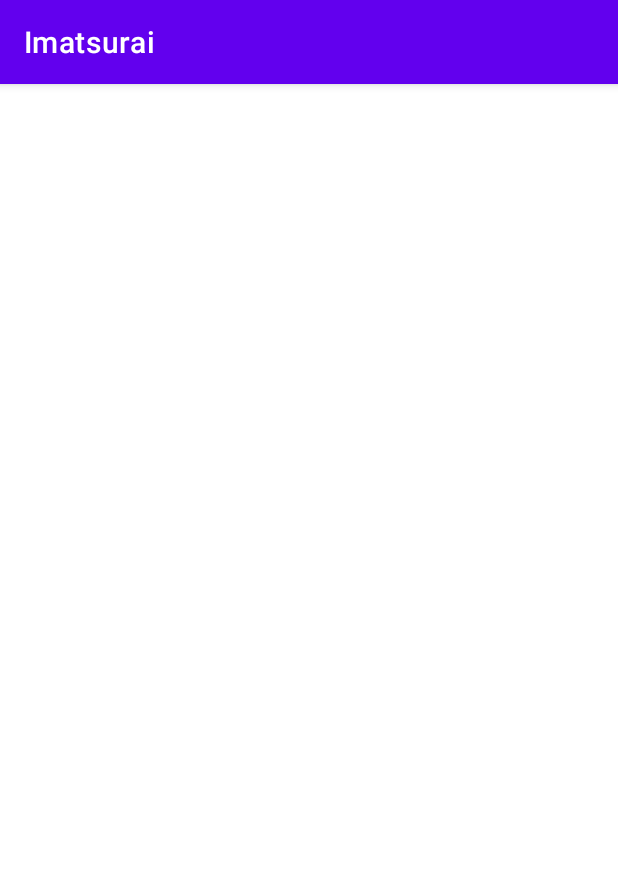
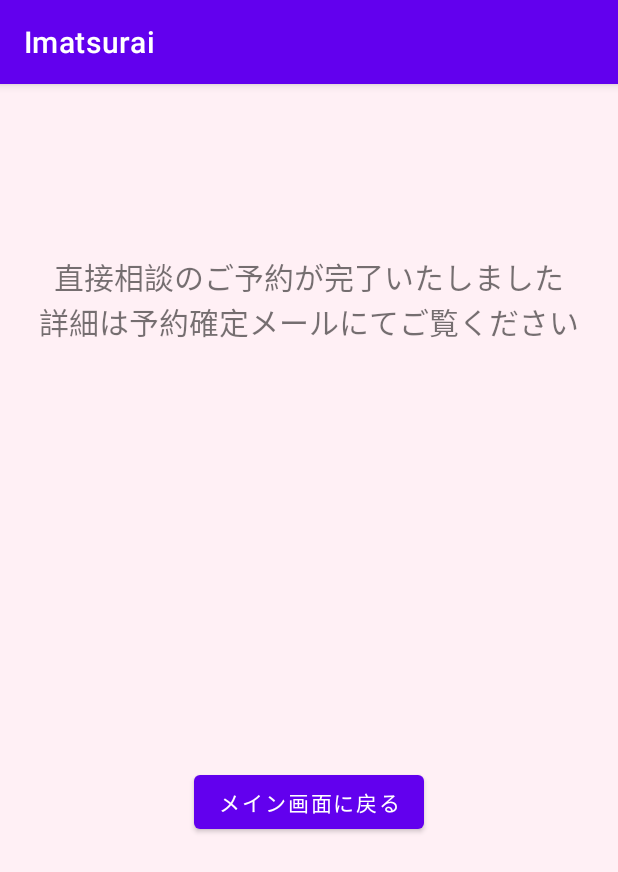
Before and after one commit to ayatakeishi/Imatsurai, an Android app: the activity_yoyakukakutei screen opened directly, with no data from a screen before it, on a phone screen of 412 x 824 dp. Shown: the top 872 px of the screen. Run offline under Robolectric (Android 15) with nearby library versions, the phone set to English and light mode, and no system bars.

```diff
--- a/app/src/main/java/jp/techacademy/aya/takeishi/imatsurai/activity_yoyakukakutei.kt
+++ b/app/src/main/java/jp/techacademy/aya/takeishi/imatsurai/activity_yoyakukakutei.kt
@@ -1,7 +1,8 @@
 package jp.techacademy.aya.takeishi.imatsurai
 
+import android.content.Intent
 import android.os.Bundle
-//import androidx.activity.enableEdgeToEdge
+import android.widget.Button
 import androidx.appcompat.app.AppCompatActivity
 import androidx.core.view.ViewCompat
 import androidx.core.view.WindowInsetsCompat
@@ -9,12 +10,21 @@ import androidx.core.view.WindowInsetsCompat
 class activity_yoyakukakutei : AppCompatActivity() {
     override fun onCreate(savedInstanceState: Bundle?) {
         super.onCreate(savedInstanceState)
-        //enableEdgeToEdge()
         setContentView(R.layout.activity_yoyakukakutei)
-        ViewCompat.setOnApplyWindowInsetsListener(findViewById(R.id.main)) { v, insets ->
+
+        // Window insets listener
+        ViewCompat.setOnApplyWindowInsetsListener(findViewById(R.id.textView)) { v, insets ->
             val systemBars = insets.getInsets(WindowInsetsCompat.Type.systemBars())
             v.setPadding(systemBars.left, systemBars.top, systemBars.right, systemBars.bottom)
             insets
         }
+
+        // ボタンのクリックリスナーを設定
+        val backToMainButton = findViewById<Button>(R.id.backToMainButton)
+        backToMainButton.setOnClickListener {
+            val intent = Intent(this, MainActivity::class.java)
+            startActivity(intent)
+            finish() // 現在のアクティビティを終了
+        }
     }
 }
--- a/app/src/main/java/jp/techacademy/aya/takeishi/imatsurai/kaizenhou_top.kt
+++ b/app/src/main/java/jp/techacademy/aya/takeishi/imatsurai/kaizenhou_top.kt
@@ -5,6 +5,7 @@ import android.os.Bundle
 import android.widget.Button
 import android.widget.RadioButton
 import android.widget.RadioGroup
+import android.widget.Toast
 import androidx.appcompat.app.AppCompatActivity
 
 class kaizenhou_top : AppCompatActivity() {
--- a/app/src/main/res/layout/activity_yoyakukakutei.xml
+++ b/app/src/main/res/layout/activity_yoyakukakutei.xml
@@ -2,9 +2,36 @@
 <androidx.constraintlayout.widget.ConstraintLayout xmlns:android="http://schemas.android.com/apk/res/android"
     xmlns:app="http://schemas.android.com/apk/res-auto"
     xmlns:tools="http://schemas.android.com/tools"
-    android:id="@+id/main"
     android:layout_width="match_parent"
     android:layout_height="match_parent"
-    tools:context=".activity_yoyakukakutei">
+    android:background="#FFF0F5"
+    tools:context=".chatt">
+
+
+    <TextView
+        android:id="@+id/textView"
+        android:layout_width="wrap_content"
+        android:layout_height="wrap_content"
+        android:text="直接相談のご予約が完了いたしました\n詳細は予約確定メールにてご覧ください"
+        android:gravity="center"
+        android:textSize="20sp"
+        app:layout_constraintBottom_toBottomOf="parent"
+        app:layout_constraintHorizontal_bias="0.498"
+        app:layout_constraintLeft_toLeftOf="parent"
+        app:layout_constraintRight_toRightOf="parent"
+        app:layout_constraintTop_toTopOf="parent"
+        app:layout_constraintVertical_bias="0.16" />
+
+    <Button
+        android:id="@+id/backToMainButton"
+        android:layout_width="wrap_content"
+        android:layout_height="wrap_content"
+        android:text="メイン画面に戻る"
+        app:layout_constraintTop_toBottomOf="@+id/textView"
+        app:layout_constraintBottom_toBottomOf="parent"
+        app:layout_constraintStart_toStartOf="parent"
+        app:layout_constraintEnd_toEndOf="parent"
+        android:layout_marginTop="16dp"/>
+
 
 </androidx.constraintlayout.widget.ConstraintLayout>
```
Also changed, not shown: app/build.gradle (+1 -6 lines), app/src/main/java/jp/techacademy/aya/takeishi/imatsurai/chatt.kt (+12 -0 lines), app/src/main/java/jp/techacademy/aya/takeishi/imatsurai/kaiketsuhou_eiga.kt (+14 -2 lines), app/src/main/res/layout/activity_chatt.xml (+18 -2 lines), app/src/main/res/layout/activity_kaiketsuhou_eiga.xml (+17 -6 lines).
